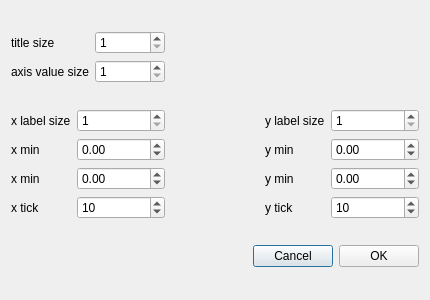
Above: src/Dialogs/PlotSettingsDialog.ui from gmrandazzo/QStudioMetrics before the change. Below: the same form after it.
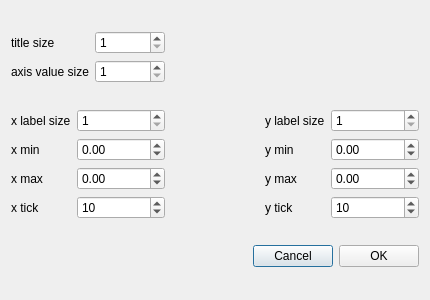
That is the form after the change.

```diff
--- a/src/Dialogs/PlotSettingsDialog.ui
+++ b/src/Dialogs/PlotSettingsDialog.ui
@@ -140,7 +140,7 @@
      <item row="2" column="0">
       <widget class="QLabel" name="label_9">
        <property name="text">
-        <string>x min</string>
+        <string>x max</string>
        </property>
       </widget>
      </item>
@@ -255,7 +255,7 @@
      <item row="2" column="0">
       <widget class="QLabel" name="label_12">
        <property name="text">
-        <string>y min</string>
+        <string>y max</string>
        </property>
       </widget>
      </item>
```
